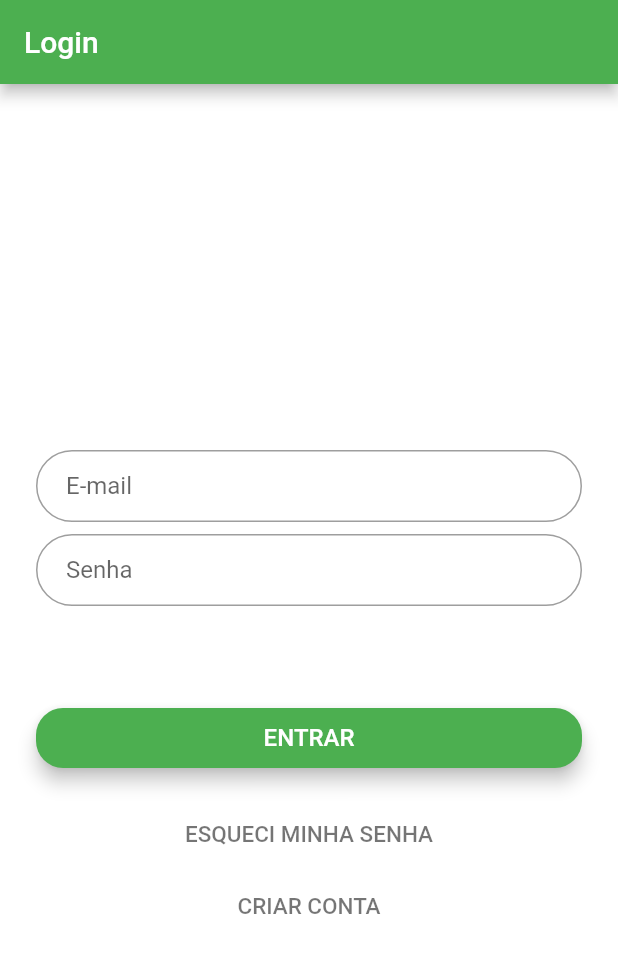
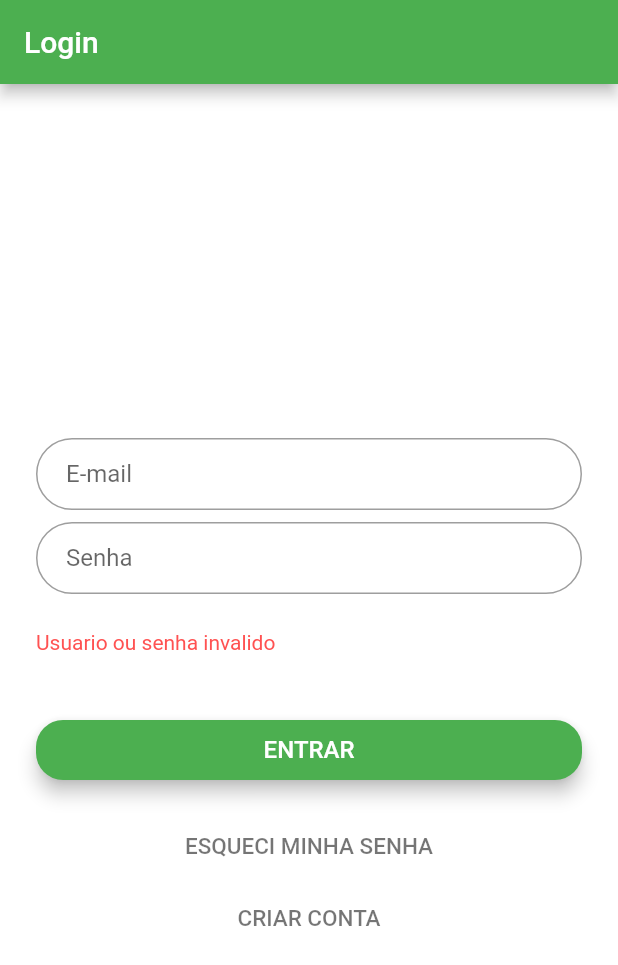
Before and after one commit to daltonbc96/afetivo, a Flutter app: the screen it shows after launch, after a tap on "ENTRAR", on a phone screen of 412 x 824 dp. Shown: the top 965 px of the screen. Run offline on Flutter 3.47's test engine with Material 2 defaults, Android fonts, the phone set to English and light mode, and no system bars; our stand-ins replace datetime_picker_formfield, flutter_mobx, mobx; accounts and stored records are empty; generated files the repository leaves out were written again.

Commit message:
Fixed login routing system

```diff
--- a/lib/main.dart
+++ b/lib/main.dart
@@ -8,6 +8,7 @@ import 'package:afetivo/pages/loginPage.dart';
 import 'package:afetivo/stores/LoginStore.dart';
 import 'package:flutter/material.dart';
 import 'package:flutter_mobx/flutter_mobx.dart';
+import 'package:mobx/mobx.dart';
 import 'package:provider/provider.dart';
 
 import 'pages/adicionalInfo.dart';
@@ -18,22 +19,14 @@ class MyApp extends StatelessWidget {
   @override
   Widget build(BuildContext context) {
     return Provider<LoginStore>(
-        create: (_) => LoginStore(),
-        dispose: (_, value) => value.dispose(),
+        create: (_) => LoginStore.instance,
         child: MaterialApp(
             title: 'Afetivo',
             debugShowCheckedModeBanner: false,
             theme: new ThemeData(
               primarySwatch: Colors.green,
             ),
-            home: Observer(builder: (context) {
-              var loginStore = Provider.of<LoginStore>(context);
-              return loginStore.logged
-                  ? DashboardScreen(
-                      title: 'Afetivo',
-                    )
-                  : LoginPage();
-            }),
+            initialRoute: LoginPage.tag,
             routes: <String, WidgetBuilder>{
               "/a": (BuildContext context) => Configuracoes("Configurações"),
               "/b": (BuildContext context) => Ajuda("Ajuda"),
@@ -61,17 +54,24 @@ class DashboardScreen extends StatefulWidget {
 class _DashboardScreenState extends State<DashboardScreen> {
   PageController _pageController;
   int _page = 0;
+  ReactionDisposer _disposePageChanger;
 
   @override
   void initState() {
     super.initState();
     _pageController = new PageController();
+    _disposePageChanger = autorun((_) {
+      if (LoginStore.instance.loginStatus == LoginStatus.LoggedOff)
+        Navigator.of(context)
+            .pushNamedAndRemoveUntil(LoginPage.tag, (_) => false);
+    });
   }
 
   @override
   void dispose() {
     super.dispose();
     _pageController.dispose();
+    _disposePageChanger();
   }
 
   void navigationTapped(int page) {
@@ -101,14 +101,16 @@ class _DashboardScreenState extends State<DashboardScreen> {
         child: new ListView(
           children: <Widget>[
             Observer(
-                builder: (context) => UserAccountsDrawerHeader(
+                builder: (context) => loginStore.userProfile != null
+                    ? UserAccountsDrawerHeader(
                         accountName: new Text(loginStore.userProfile.fullName),
                         accountEmail: new Text(loginStore.userProfile.email),
                         currentAccountPicture: new CircleAvatar(
                           backgroundColor: Colors.green[300],
                           child: new Text("D"),
                         ),
-                    )),
+                      )
+                    : SizedBox.shrink()),
             new ListTile(
               title: new Text("Configurações"),
               trailing: new Icon(Icons.settings),
--- a/lib/pages/loginPage.dart
+++ b/lib/pages/loginPage.dart
@@ -1,6 +1,9 @@
+import 'package:afetivo/main.dart';
 import 'package:afetivo/pages/cadastroPage.dart';
 import 'package:afetivo/stores/LoginStore.dart';
 import 'package:flutter/material.dart';
+import 'package:flutter_mobx/flutter_mobx.dart';
+import 'package:mobx/mobx.dart';
 import 'package:provider/provider.dart';
 import 'forgotPage.dart';
 
@@ -11,12 +14,25 @@ class LoginPage extends StatefulWidget {
 }
 
 class _State extends State<LoginPage> {
-  final TextEditingController emailController = TextEditingController();
-  final TextEditingController passwordControler = TextEditingController();
+  final TextEditingController _emailController = TextEditingController();
+  final TextEditingController _passwordControler = TextEditingController();
+  ReactionDisposer _disposePageChanger;
+
+  @override
+  void initState() {
+    super.initState();
+    _disposePageChanger = autorun((_) {
+      if (LoginStore.instance.loginStatus == LoginStatus.LoggedIn)
+        Navigator.of(context)
+            .pushNamedAndRemoveUntil(DashboardScreen.tag, (_) => false);
+    });
+  }
+
   @override
   void dispose() {
-    emailController.dispose();
-    passwordControler.dispose();
+    _emailController.dispose();
+    _passwordControler.dispose();
+    _disposePageChanger();
     super.dispose();
   }
 
@@ -24,7 +40,7 @@ class _State extends State<LoginPage> {
   Widget build(BuildContext context) {
     LoginStore loginStore = Provider.of<LoginStore>(context);
     final email = TextFormField(
-      controller: emailController,
+      controller: _emailController,
       keyboardType: TextInputType.emailAddress,
       autofocus: false,
       decoration: InputDecoration(
@@ -39,7 +55,7 @@ class _State extends State<LoginPage> {
     final password = TextFormField(
       autofocus: false,
       obscureText: true,
-      controller: passwordControler,
+      controller: _passwordControler,
       decoration: InputDecoration(
         labelText: 'Senha',
         contentPadding: EdgeInsets.fromLTRB(20.0, 10.0, 20.0, 10.0),
@@ -61,10 +77,22 @@ class _State extends State<LoginPage> {
           textColor: Colors.white,
           child: new Text("ENTRAR", style: TextStyle(fontSize: 16.0)),
           onPressed: () {
-            loginStore.login(emailController.text, passwordControler.text);
+            loginStore.login(_emailController.text, _passwordControler.text);
           },
           splashColor: Colors.redAccent,
         ));
+
+    final errorMessage = Container(child: Observer(builder: (context) {
+      switch (loginStore.loginStatus) {
+        case LoginStatus.LoginError:
+          return Text("Usuario ou senha invalido",
+              style: TextStyle(color: Colors.redAccent));
+        case LoginStatus.LoginWait:
+          return Text("Validando Usuario...");
+        default:
+      }
+      return Text("");
+    }));
 
     final cadastro = FlatButton(
         child: Text(
@@ -99,7 +127,9 @@ class _State extends State<LoginPage> {
             email,
             SizedBox(height: 8.0),
             password,
-            SizedBox(height: 48.0),
+            SizedBox(height: 24.0),
+            errorMessage,
+            SizedBox(height: 24.0),
             loginButton,
             forgotLabel,
             cadastro,
--- a/lib/stores/LoginStore.dart
+++ b/lib/stores/LoginStore.dart
@@ -3,7 +3,11 @@ import '../models/User.dart';
 
 part 'LoginStore.g.dart';
 
-class LoginStore = _LoginStore with _$LoginStore;
+enum LoginStatus { LoggedOff, LoginWait, LoggedIn, LoginError }
+
+class LoginStore extends _LoginStore with _$LoginStore {
+  static final instance = LoginStore();
+}
 
 abstract class _LoginStore with Store {
   List<UserProfile> _userlist = List();
@@ -11,24 +15,32 @@ abstract class _LoginStore with Store {
   @observable
   UserProfile userProfile;
 
-  @computed
-  bool get logged => userProfile != null;
+  @observable
+  LoginStatus loginStatus;
 
   @action
   Future<void> login(String user, String password) async {
+    loginStatus = LoginStatus.LoginWait;
     await Future.delayed(Duration(seconds: 1));
     var a = _userlist.where((u) => u.email == user).toList();
-    if (a.isNotEmpty && a[0].password == password) userProfile = a[0];
+    if (a.isNotEmpty && a[0].password == password) {
+      userProfile = a[0];
+      loginStatus = LoginStatus.LoggedIn;
+    } else {
+      loginStatus = LoginStatus.LoginError;
+    }
   }
 
   @action
   Future<void> logout() async {
+    loginStatus = LoginStatus.LoginWait;
     await Future.delayed(Duration(seconds: 1));
-    userProfile = null;
+    loginStatus = LoginStatus.LoggedOff;
   }
 
   @action
   Future<void> register(UserProfile user, String password) async {
+    loginStatus = LoginStatus.LoginWait;
     await Future.delayed(Duration(seconds: 1));
     var a = _userlist.where((u) => u.email == user.email).toList();
     if (a.isEmpty) {
@@ -36,6 +48,7 @@ abstract class _LoginStore with Store {
       user.password = password;
       _userlist.add(user);
       userProfile = user;
+      loginStatus = LoginStatus.LoggedIn;
     }
   }
 }
```
Also changed, not shown: lib/pages/cadastroPage.dart (+21 -2 lines), lib/stores/LoginStore.g.dart. Lines whose indentation alone changed are shown as unchanged.
